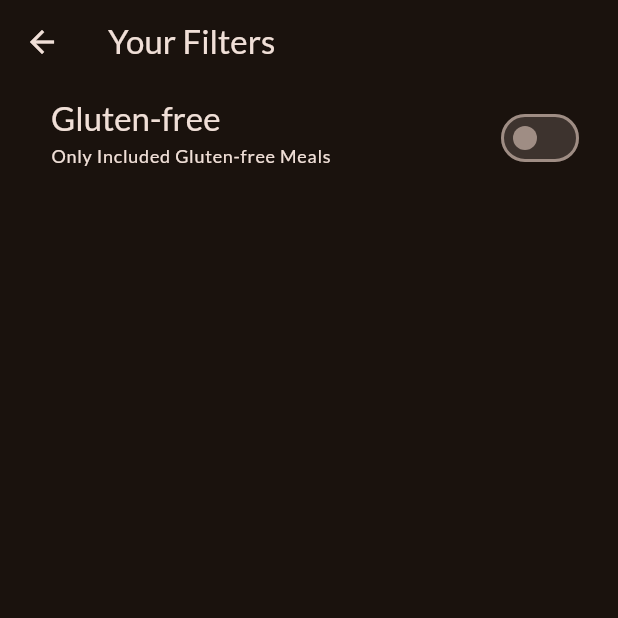
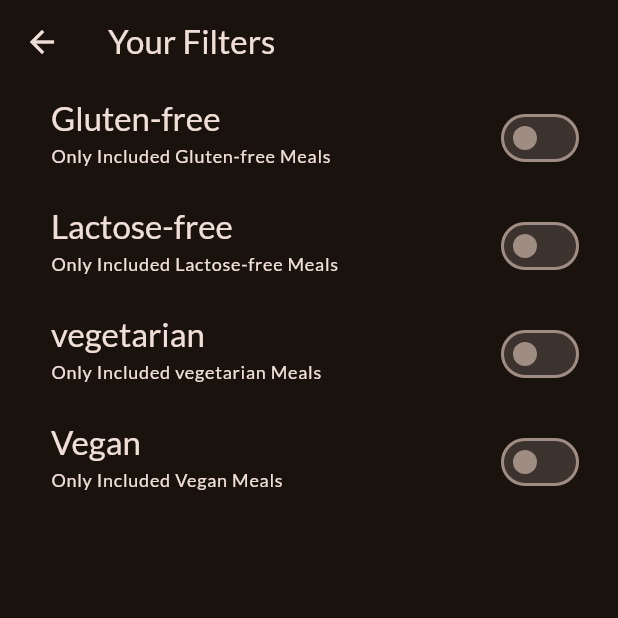
Before and after one commit to balayogigmcs/meals_provider, a Flutter app: the FilterScreen screen opened directly, on a phone screen of 412 x 824 dp, the top half of it. Run offline on Flutter 3.47's test engine with Material 3 defaults, Android fonts, the phone set to English and light mode, and no system bars; our stand-ins replace google_fonts, transparent_image.

Commit message:
adding filter options

```diff
--- a/lib/screens/filter_screen.dart
+++ b/lib/screens/filter_screen.dart
@@ -12,6 +12,9 @@ class FilterScreen extends StatefulWidget {
 }
 
 var _glutenFreeFilterSet = false;
+var _lactoseFreeFilterSet = false;
+var _vegetarianFilterSet = false;
+var _veganFilterSet = false;
 
 class _FilterScreenState extends State<FilterScreen> {
   @override
@@ -52,6 +55,78 @@ class _FilterScreenState extends State<FilterScreen> {
             ),
             activeColor: Theme.of(context).colorScheme.tertiary,
             contentPadding: const EdgeInsets.only(left: 34, right: 22),
+          ),
+          SwitchListTile(
+            value: _lactoseFreeFilterSet,
+            onChanged: (isCheckedout) {
+              setState(() {
+                _glutenFreeFilterSet = isCheckedout;
+              });
+            },
+            title: Text(
+              'Lactose-free',
+              style: Theme.of(context)
+                  .textTheme
+                  .titleLarge!
+                  .copyWith(color: Theme.of(context).colorScheme.onBackground),
+            ),
+            subtitle: Text(
+              'Only Included Lactose-free Meals',
+              style: Theme.of(context)
+                  .textTheme
+                  .labelMedium!
+                  .copyWith(color: Theme.of(context).colorScheme.onBackground),
+            ),
+            activeColor: Theme.of(context).colorScheme.tertiary,
+            contentPadding: const EdgeInsets.only(left: 34, right: 22),
+          ),
+          SwitchListTile(
+            value: _vegetarianFilterSet,
+            onChanged: (isCheckedout) {
+              setState(() {
+                _glutenFreeFilterSet = isCheckedout;
+              });
+            },
+            title: Text(
+              'vegetarian',
+              style: Theme.of(context)
+                  .textTheme
+                  .titleLarge!
+                  .copyWith(color: Theme.of(context).colorScheme.onBackground),
+            ),
+            subtitle: Text(
+              'Only Included vegetarian Meals',
+              style: Theme.of(context)
+                  .textTheme
+                  .labelMedium!
+                  .copyWith(color: Theme.of(context).colorScheme.onBackground),
+            ),
+            activeColor: Theme.of(context).colorScheme.tertiary,
+            contentPadding: const EdgeInsets.only(left: 34, right: 22),
+          ),
+          SwitchListTile(
+            value: _veganFilterSet,
+            onChanged: (isCheckedout) {
+              setState(() {
+                _glutenFreeFilterSet = isCheckedout;
+              });
+            },
+            title: Text(
+              'Vegan',
+              style: Theme.of(context)
+                  .textTheme
+                  .titleLarge!
+                  .copyWith(color: Theme.of(context).colorScheme.onBackground),
+            ),
+            subtitle: Text(
+              'Only Included Vegan Meals',
+              style: Theme.of(context)
+                  .textTheme
+                  .labelMedium!
+                  .copyWith(color: Theme.of(context).colorScheme.onBackground),
+            ),
+            activeColor: Theme.of(context).colorScheme.tertiary,
+            contentPadding: const EdgeInsets.only(left: 34, right: 22),
           )
         ],
       ),
```
